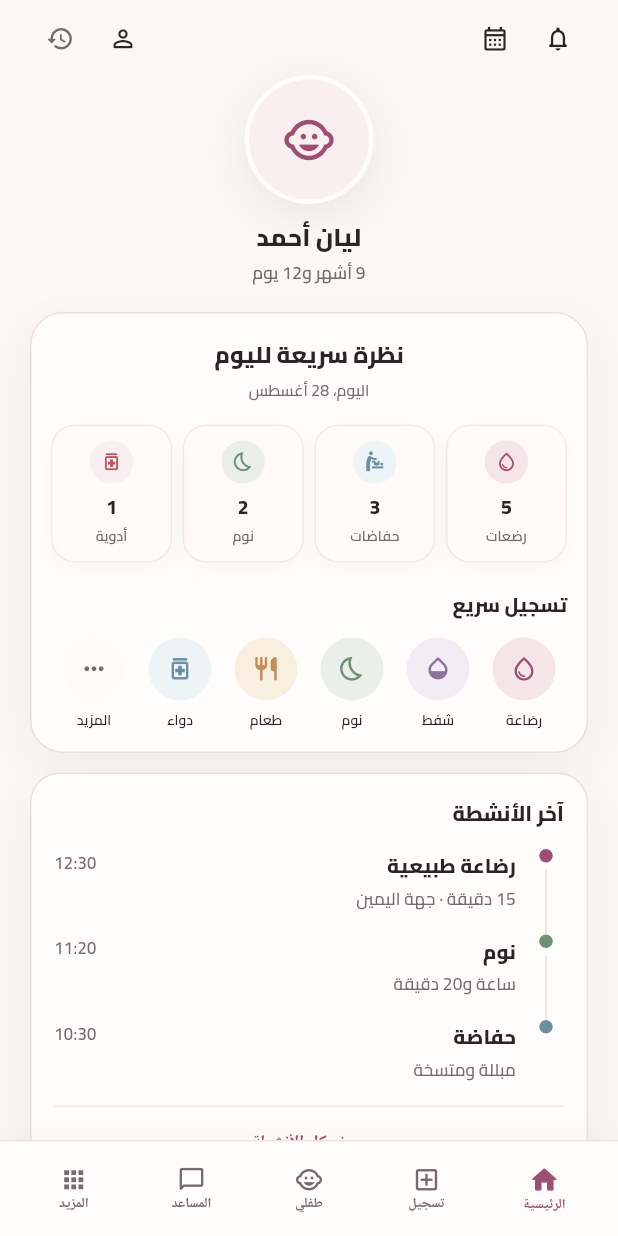
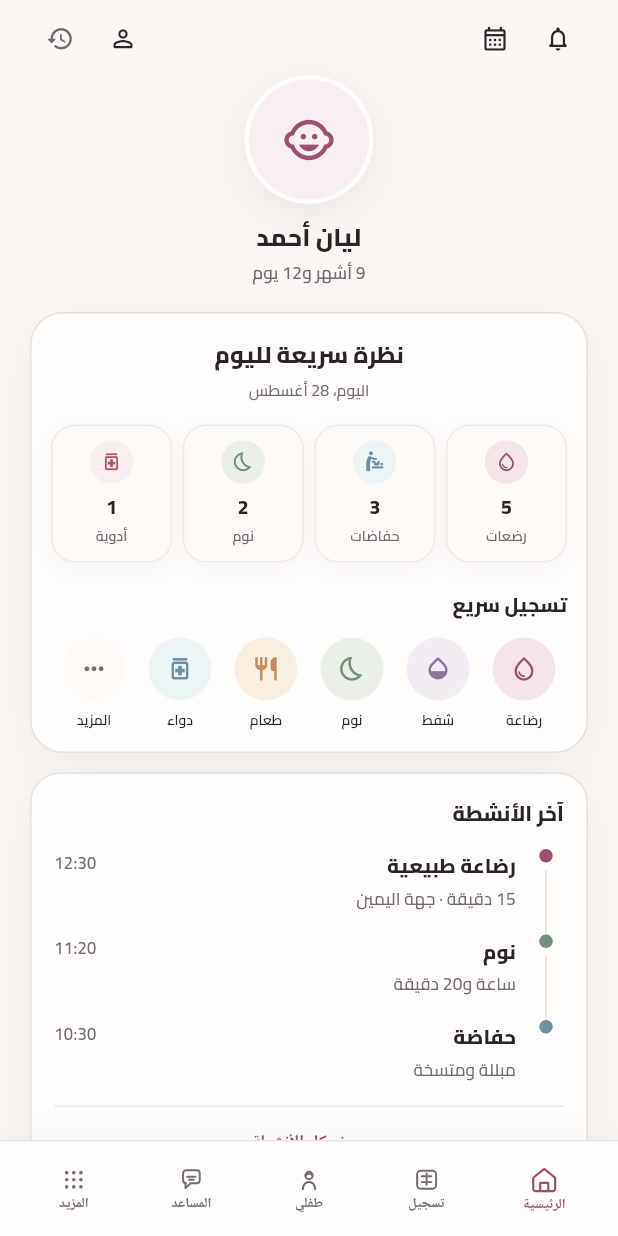
Before and after one commit to amohamed-alt/Numuw, a Flutter app: the PreviewHomeScreen screen opened directly, on a phone screen of 412 x 824 dp. Run offline on Flutter 3.47's test engine with Material 3 defaults, Android fonts, the phone set to English and light mode, and no system bars; drawn by our look-alikes of flutter_animate; our stand-ins replace fl_chart, flutter_local_notifications, flutter_svg, package_info_plus, pdf, printing and 4 more; accounts and stored records are empty.

Commit message:
feat: switch production bottom navigation to Numuw SVG icon family

```diff
--- a/lib/widgets/app_bottom_navigation.dart
+++ b/lib/widgets/app_bottom_navigation.dart
@@ -3,6 +3,7 @@ import 'package:flutter/material.dart';
 import '../core/app_colors.dart';
 import '../core/theme/numuw_motion.dart';
 import 'app_widgets.dart';
+import 'icons/numuw_icon.dart';
 import 'numuw_motion_widgets.dart';
 
 class AppBottomNavigation extends StatelessWidget {
@@ -16,11 +17,11 @@ class AppBottomNavigation extends StatelessWidget {
   final ValueChanged<int> onChanged;
 
   static const items = <_NavData>[
-    _NavData(Icons.home_rounded, 'الرئيسية'),
-    _NavData(Icons.add_box_outlined, 'تسجيل'),
-    _NavData(Icons.child_care_outlined, 'طفلي'),
-    _NavData(Icons.chat_bubble_outline_rounded, 'المساعد'),
-    _NavData(Icons.apps_rounded, 'المزيد'),
+    _NavData(NumuwIcons.home, 'الرئيسية'),
+    _NavData(NumuwIcons.quickLog, 'تسجيل'),
+    _NavData(NumuwIcons.child, 'طفلي'),
+    _NavData(NumuwIcons.assistant, 'المساعد'),
+    _NavData(NumuwIcons.more, 'المزيد'),
   ];
 
   @override
@@ -70,8 +71,8 @@ class AppBottomNavigation extends StatelessWidget {
                           duration: NumuwMotionTokens.chip,
                           curve: NumuwMotionTokens.standard,
                           scale: selected ? 1.07 : 1,
-                          child: Icon(
-                            item.icon,
+                          child: NumuwIcon(
+                            item.asset,
                             size: selected ? 20 : 19,
                             color: selected ? accent : inactive,
                           ),
@@ -111,8 +112,8 @@ class AppBottomNavigation extends StatelessWidget {
 }
 
 class _NavData {
-  const _NavData(this.icon, this.label);
+  const _NavData(this.asset, this.label);
 
-  final IconData icon;
+  final String asset;
   final String label;
 }
```
